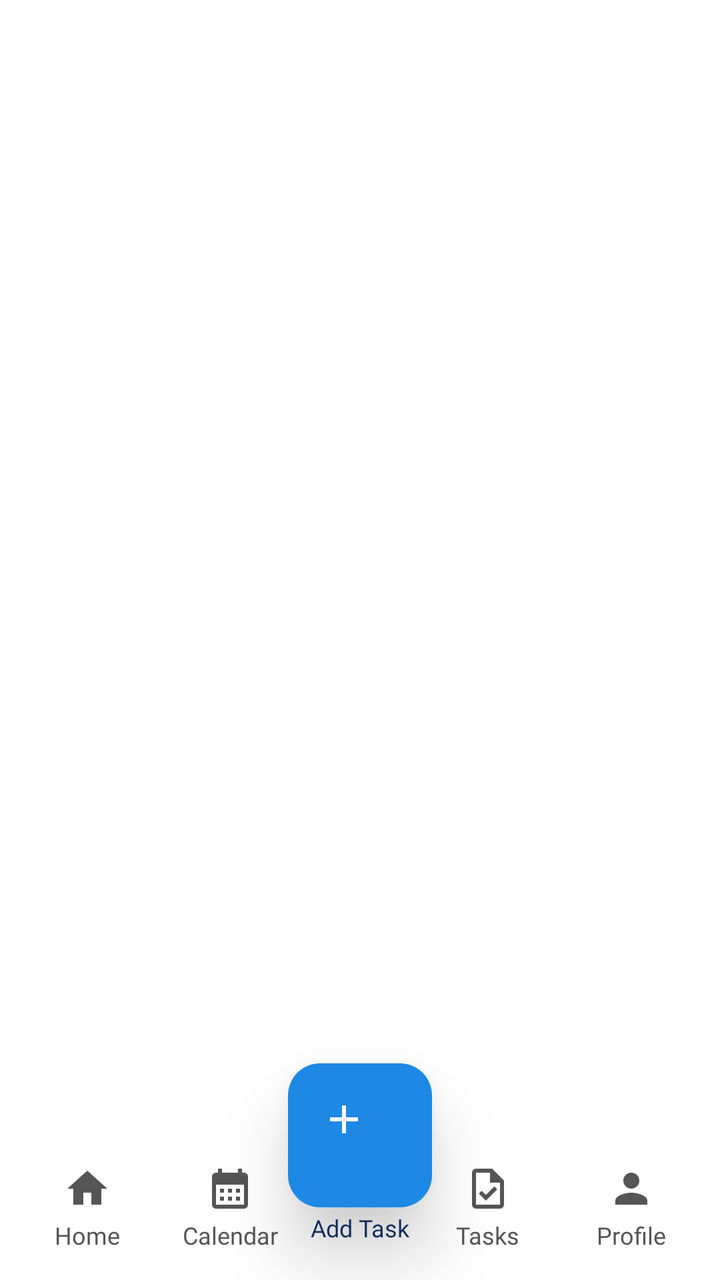
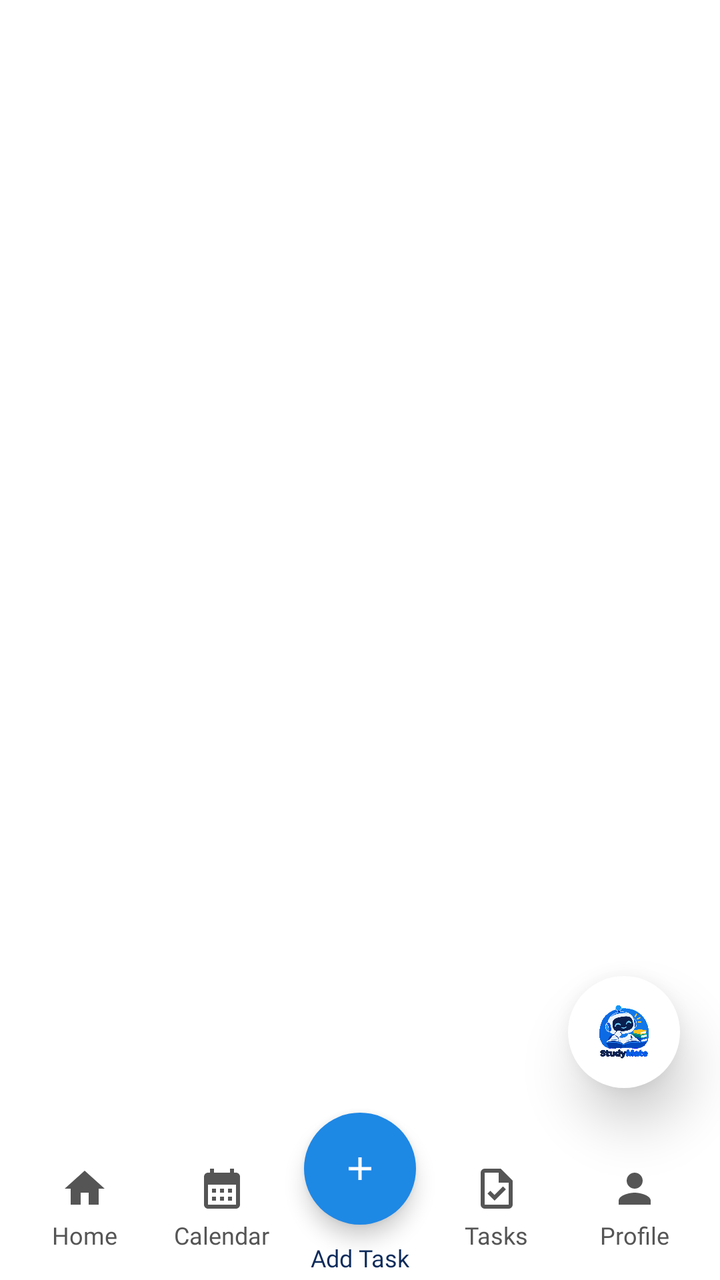

Two renders of the same Android screen: before a commit and after it. Below are the layout's source before the change and the commit's diff.
<!-- AndroidManifest.xml: application theme Theme.SmartStudyPlanner -->
<!-- res/layout/activity_main.xml -->
<?xml version="1.0" encoding="utf-8"?>
<androidx.constraintlayout.widget.ConstraintLayout
    xmlns:android="http://schemas.android.com/apk/res/android"
    xmlns:app="http://schemas.android.com/apk/res-auto"
    android:id="@+id/main"
    android:layout_width="match_parent"
    android:layout_height="match_parent"
    android:background="@color/background">

    
    <androidx.fragment.app.FragmentContainerView
        android:id="@+id/fragmentContainer"
        android:layout_width="0dp"
        android:layout_height="0dp"
        app:layout_constraintTop_toTopOf="parent"
        app:layout_constraintBottom_toTopOf="@id/customBottomNav"
        app:layout_constraintStart_toStartOf="parent"
        app:layout_constraintEnd_toEndOf="parent" />

    
    <LinearLayout
        android:id="@+id/customBottomNav"
        android:layout_width="0dp"
        android:layout_height="72dp"
        android:orientation="horizontal"
        android:gravity="center"
        android:background="@color/background"
        android:elevation="0dp"
        android:paddingStart="8dp"
        android:paddingEnd="8dp"
        app:layout_constraintBottom_toBottomOf="parent"
        app:layout_constraintStart_toStartOf="parent"
        app:layout_constraintEnd_toEndOf="parent">

        
        <LinearLayout
            android:id="@+id/navHome"
            android:layout_width="0dp"
            android:layout_height="match_parent"
            android:layout_weight="1"
            android:gravity="center"
            android:orientation="vertical"
            android:clickable="true"
            android:focusable="true">

            <ImageView
                android:layout_width="24dp"
                android:layout_height="24dp"
                android:src="@drawable/ic_home"
                app:tint="@color/bottom_nav_color"
                android:contentDescription="@string/home" />

            <TextView
                android:layout_width="wrap_content"
                android:layout_height="wrap_content"
                android:layout_marginTop="3dp"
                android:text="@string/home"
                android:textColor="@color/bottom_nav_color"
                android:textSize="12sp"
                android:fontFamily="@font/poppins_medium" />

        </LinearLayout>

        
        <LinearLayout
            android:id="@+id/navCalendar"
            android:layout_width="0dp"
            android:layout_height="match_parent"
            android:layout_weight="1"
            android:gravity="center"
            android:orientation="vertical"
            android:clickable="true"
            android:focusable="true">

            <ImageView
                android:layout_width="24dp"
                android:layout_height="24dp"
                android:src="@drawable/ic_calendar"
                app:tint="@color/bottom_nav_color"
                android:contentDescription="@string/calendar" />

            <TextView
                android:layout_width="wrap_content"
                android:layout_height="wrap_content"
                android:layout_marginTop="3dp"
                android:text="@string/calendar"
                android:textColor="@color/bottom_nav_color"
                android:textSize="12sp"
                android:fontFamily="@font/poppins_medium" />

        </LinearLayout>

        
        <Space
            android:layout_width="0dp"
            android:layout_height="match_parent"
            android:layout_weight="0.8" />

        
        <LinearLayout
            android:id="@+id/navTasks"
            android:layout_width="0dp"
            android:layout_height="match_parent"
            android:layout_weight="1"
            android:gravity="center"
            android:orientation="vertical"
            android:clickable="true"
            android:focusable="true">

            <ImageView
                android:layout_width="24dp"
                android:layout_height="24dp"
                android:src="@drawable/ic_task"
                app:tint="@color/bottom_nav_color"
                android:contentDescription="@string/tasks" />

            <TextView
                android:layout_width="wrap_content"
                android:layout_height="wrap_content"
                android:layout_marginTop="3dp"
                android:text="@string/tasks"
                android:textColor="@color/bottom_nav_color"
                android:textSize="12sp"
                android:fontFamily="@font/poppins_medium" />

        </LinearLayout>

        
        <LinearLayout
            android:id="@+id/navProfile"
            android:layout_width="0dp"
            android:layout_height="match_parent"
            android:layout_weight="1"
            android:gravity="center"
            android:orientation="vertical"
            android:clickable="true"
            android:focusable="true">

            <ImageView
                android:layout_width="24dp"
                android:layout_height="24dp"
                android:src="@drawable/ic_profile"
                app:tint="@color/bottom_nav_color"
                android:contentDescription="@string/profile" />

            <TextView
                android:layout_width="wrap_content"
                android:layout_height="wrap_content"
                android:layout_marginTop="3dp"
                android:text="@string/profile"
                android:textColor="@color/bottom_nav_color"
                android:textSize="12sp"
                android:fontFamily="@font/poppins_medium" />

        </LinearLayout>

    </LinearLayout>

    
    <com.google.android.material.floatingactionbutton.FloatingActionButton
        android:id="@+id/fabAddTask"
        android:layout_width="72dp"
        android:layout_height="72dp"
        android:contentDescription="@string/add_task"
        android:src="@drawable/ic_add"
        android:padding="0dp"
        app:backgroundTint="@color/primary"
        app:tint="@android:color/white"
        app:maxImageSize="32dp"
        app:elevation="20dp"
        app:layout_constraintBottom_toTopOf="@id/customBottomNav"
        app:layout_constraintStart_toStartOf="parent"
        app:layout_constraintEnd_toEndOf="parent"
        android:layout_marginBottom="-36dp" />

    <TextView
        android:id="@+id/txtAddTask"
        android:layout_width="wrap_content"
        android:layout_height="wrap_content"
        android:text="@string/add_task"
        android:textColor="@color/primary_text"
        android:textSize="12sp"
        android:fontFamily="@font/poppins_medium"
        android:gravity="center"
        android:elevation="31dp"
        app:layout_constraintTop_toBottomOf="@id/fabAddTask"
        app:layout_constraintStart_toStartOf="@id/fabAddTask"
        app:layout_constraintEnd_toEndOf="@id/fabAddTask"
        android:layout_marginTop="2dp" />

</androidx.constraintlayout.widget.ConstraintLayout>
<!-- resources referenced by this layout -->
<resources>
  <color name="background">#FFFFFF</color>
  <color name="primary">#1E88E5</color>
  <color name="primary_text">#0D2B5B</color>
  <!-- drawable ic_add (drawable) -->
  <?xml version="1.0" encoding="utf-8"?>
  <vector xmlns:android="http://schemas.android.com/apk/res/android"
      android:width="32dp"
      android:height="32dp"
      android:viewportWidth="32"
      android:viewportHeight="32">
  
      <path
          android:fillColor="@android:color/white"
          android:pathData="M23,17h-6v6h-2v-6H9v-2h6V9h2v6h6v2z"/>
  </vector>
  <!-- drawable ic_calendar (drawable) -->
  <vector xmlns:android="http://schemas.android.com/apk/res/android" android:height="24dp" android:tint="#000000" android:viewportHeight="24" android:viewportWidth="24" android:width="24dp">
        
      <path android:fillColor="@android:color/white" android:pathData="M19,4h-1V2h-2v2H8V2H6v2H5C3.89,4 3.01,4.9 3.01,6L3,20c0,1.1 0.89,2 2,2h14c1.1,0 2,-0.9 2,-2V6C21,4.9 20.1,4 19,4zM19,20H5V10h14V20zM9,14H7v-2h2V14zM13,14h-2v-2h2V14zM17,14h-2v-2h2V14zM9,18H7v-2h2V18zM13,18h-2v-2h2V18zM17,18h-2v-2h2V18z"/>
      
  </vector>
  <!-- drawable ic_home (drawable) -->
  <vector xmlns:android="http://schemas.android.com/apk/res/android" android:height="24dp" android:tint="#000000" android:viewportHeight="24" android:viewportWidth="24" android:width="24dp">
        
      <path android:fillColor="@android:color/white" android:pathData="M10,20v-6h4v6h5v-8h3L12,3 2,12h3v8z"/>
      
  </vector>
  <!-- drawable ic_profile (drawable) -->
  <vector xmlns:android="http://schemas.android.com/apk/res/android" android:height="24dp" android:tint="#000000" android:viewportHeight="24" android:viewportWidth="24" android:width="24dp">
        
      <path android:fillColor="@android:color/white" android:pathData="M12,12c2.21,0 4,-1.79 4,-4s-1.79,-4 -4,-4 -4,1.79 -4,4 1.79,4 4,4zM12,14c-2.67,0 -8,1.34 -8,4v2h16v-2c0,-2.66 -5.33,-4 -8,-4z"/>
      
  </vector>
  <!-- drawable ic_task (drawable) -->
  <vector xmlns:android="http://schemas.android.com/apk/res/android"
      android:width="24dp"
      android:height="24dp"
      android:viewportWidth="960"
      android:viewportHeight="960">
    <path
        android:pathData="m438,720 l226,-226 -58,-58 -169,169 -84,-84 -57,57 142,142ZM240,880q-33,0 -56.5,-23.5T160,800v-640q0,-33 23.5,-56.5T240,80h320l240,240v480q0,33 -23.5,56.5T720,880L240,880ZM520,360v-200L240,160v640h480v-440L520,360ZM240,160v200,-200 640,-640Z"
        android:fillColor="#1f1f1f"/>
  </vector>
  <string name="add_task">Add Task</string>
  <string name="calendar">Calendar</string>
  <string name="home">Home</string>
  <string name="profile">Profile</string>
  <string name="tasks">Tasks</string>
  <style name="Theme.SmartStudyPlanner" parent="Base.Theme.SmartStudyPlanner" />
  <style name="Base.Theme.SmartStudyPlanner" parent="Theme.Material3.DayNight.NoActionBar">
          
          
      </style>
</resources>

<!-- the commit's change to res/layout/activity_main.xml (unified diff, before → after) -->
@@ -94,7 +94,7 @@
         <Space
             android:layout_width="0dp"
             android:layout_height="match_parent"
-            android:layout_weight="0.8" />
+            android:layout_weight="1" />
 
         
         <LinearLayout
@@ -155,24 +155,27 @@
         </LinearLayout>
 
     </LinearLayout>
+
 
     
     <com.google.android.material.floatingactionbutton.FloatingActionButton
         android:id="@+id/fabAddTask"
-        android:layout_width="72dp"
-        android:layout_height="72dp"
+        android:layout_width="56dp"
+        android:layout_height="56dp"
         android:contentDescription="@string/add_task"
         android:src="@drawable/ic_add"
-        android:padding="0dp"
+        app:fabSize="normal"
         app:backgroundTint="@color/primary"
         app:tint="@android:color/white"
-        app:maxImageSize="32dp"
-        app:elevation="20dp"
-        app:layout_constraintBottom_toTopOf="@id/customBottomNav"
+        app:maxImageSize="26dp"
+        app:shapeAppearanceOverlay="@style/CircularFab"
+        app:elevation="6dp"
+        app:layout_constraintTop_toTopOf="@id/customBottomNav"
         app:layout_constraintStart_toStartOf="parent"
         app:layout_constraintEnd_toEndOf="parent"
-        android:layout_marginBottom="-36dp" />
-
+        android:layout_marginTop="-12dp" />
+
+    
     <TextView
         android:id="@+id/txtAddTask"
         android:layout_width="wrap_content"
@@ -182,10 +185,48 @@
         android:textSize="12sp"
         android:fontFamily="@font/poppins_medium"
         android:gravity="center"
-        android:elevation="31dp"
-        app:layout_constraintTop_toBottomOf="@id/fabAddTask"
+        android:elevation="7dp"
+        app:layout_constraintBottom_toBottomOf="@id/customBottomNav"
         app:layout_constraintStart_toStartOf="@id/fabAddTask"
         app:layout_constraintEnd_toEndOf="@id/fabAddTask"
-        android:layout_marginTop="2dp" />
+        android:layout_marginBottom="3dp" />
+
+
+    
+    <ImageButton
+        android:id="@+id/btnStudyMate"
+        android:layout_width="56dp"
+        android:layout_height="56dp"
+        android:background="@drawable/bg_studymate_send"
+        android:src="@drawable/ic_studymate"
+        android:scaleType="centerInside"
+        android:contentDescription="Open StudyMate"
+        android:padding="12dp"
+        android:elevation="16dp"
+        app:layout_constraintEnd_toEndOf="parent"
+        app:layout_constraintBottom_toTopOf="@id/customBottomNav"
+        android:layout_marginEnd="20dp"
+        android:layout_marginBottom="24dp" />
+
+    
+    <TextView
+        android:id="@+id/studyMateResponseBubble"
+        android:layout_width="wrap_content"
+        android:layout_height="wrap_content"
+        android:maxWidth="260dp"
+        android:paddingStart="16dp"
+        android:paddingTop="10dp"
+        android:paddingEnd="16dp"
+        android:paddingBottom="10dp"
+        android:text="StudyMate has responded"
+        android:textColor="@color/primary_text"
+        android:textSize="13sp"
+        android:fontFamily="@font/poppins_medium"
+        android:background="@drawable/bg_studymate_response_bubble"
+        android:elevation="18dp"
+        android:visibility="gone"
+        app:layout_constraintEnd_toEndOf="@id/btnStudyMate"
+        app:layout_constraintBottom_toTopOf="@id/btnStudyMate"
+        android:layout_marginBottom="8dp" />
 
 </androidx.constraintlayout.widget.ConstraintLayout>
<!-- resource entries referenced after the edit -->
@@ -3,6 +3,28 @@
   <color name="background">#FFFFFF</color>
   <color name="primary">#1E88E5</color>
   <color name="primary_text">#0D2B5B</color>
+  <!-- drawable bg_studymate_response_bubble (drawable) -->
+  <?xml version="1.0" encoding="utf-8"?>
+  <shape xmlns:android="http://schemas.android.com/apk/res/android"
+      android:shape="rectangle">
+  
+      <solid android:color="@android:color/white" />
+  
+      <stroke
+          android:width="1dp"
+          android:color="@color/primary" />
+  
+      <corners android:radius="18dp" />
+  
+  </shape>
+  <!-- drawable bg_studymate_send (drawable) -->
+  <?xml version="1.0" encoding="utf-8"?>
+  <shape xmlns:android="http://schemas.android.com/apk/res/android"
+      android:shape="oval">
+  
+      <solid android:color="@color/background" />
+  
+  </shape>
   <!-- drawable ic_add (drawable) -->
   <?xml version="1.0" encoding="utf-8"?>
   <vector xmlns:android="http://schemas.android.com/apk/res/android"
@@ -33,6 +55,7 @@
       <path android:fillColor="@android:color/white" android:pathData="M12,12c2.21,0 4,-1.79 4,-4s-1.79,-4 -4,-4 -4,1.79 -4,4 1.79,4 4,4zM12,14c-2.67,0 -8,1.34 -8,4v2h16v-2c0,-2.66 -5.33,-4 -8,-4z"/>
       
   </vector>
+  <!-- drawable ic_studymate: png bitmap (drawable, 75371 bytes) -->
   <!-- drawable ic_task (drawable) -->
   <vector xmlns:android="http://schemas.android.com/apk/res/android"
       android:width="24dp"
@@ -48,6 +71,10 @@
   <string name="home">Home</string>
   <string name="profile">Profile</string>
   <string name="tasks">Tasks</string>
+  <style name="CircularFab">
+          <item name="cornerFamily">rounded</item>
+          <item name="cornerSize">50%</item>
+      </style>
   <style name="Theme.SmartStudyPlanner" parent="Base.Theme.SmartStudyPlanner" />
   <style name="Base.Theme.SmartStudyPlanner" parent="Theme.Material3.DayNight.NoActionBar">
           
